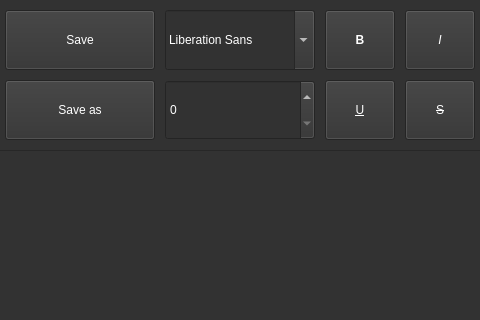
First picture: the form in designs/text_editor_window.ui, repository DaryaSanina/media-editor, before the edit; both pictures show x 205 to 685 and y 0 to 320 of the 800 by 600 pixel window.
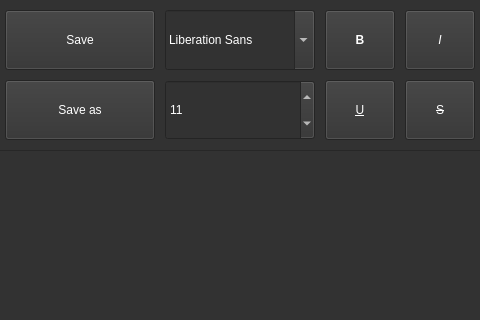
Second picture: the form after the edit.

Commit message: Change the minimal and the default text size

```diff
--- a/designs/text_editor_window.ui
+++ b/designs/text_editor_window.ui
@@ -290,6 +290,12 @@
     <property name="styleSheet">
      <string notr="true">color: white;</string>
     </property>
+    <property name="minimum">
+     <number>1</number>
+    </property>
+    <property name="value">
+     <number>11</number>
+    </property>
    </widget>
    <widget class="QPushButton" name="bold_btn">
     <property name="geometry">
```
